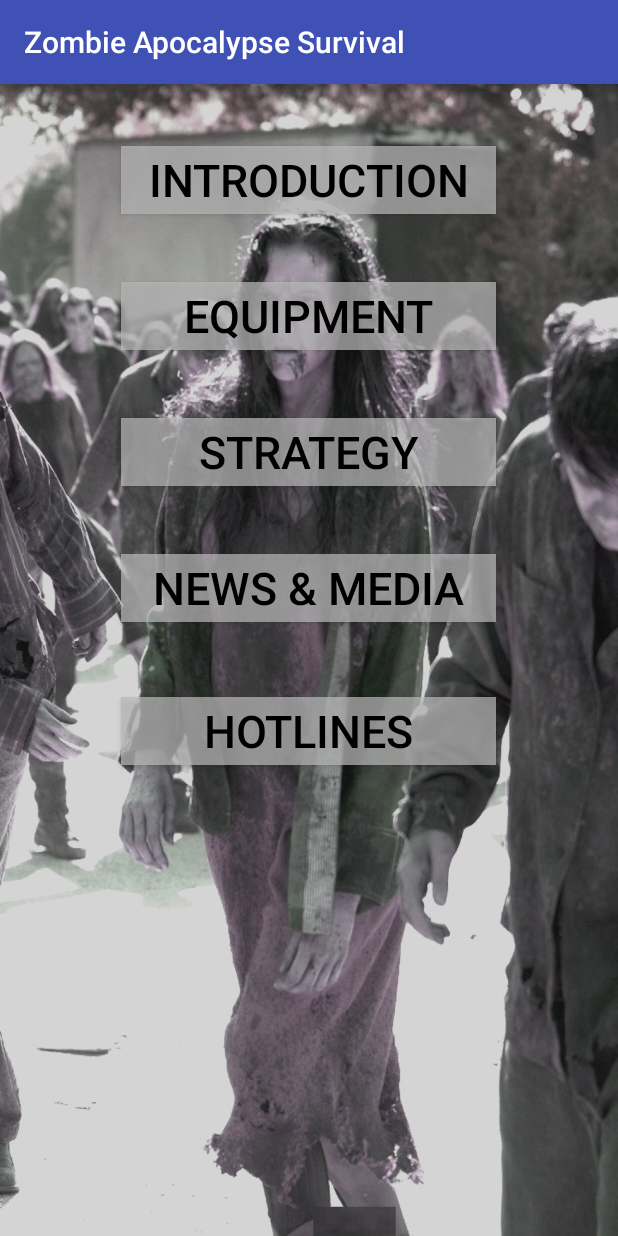
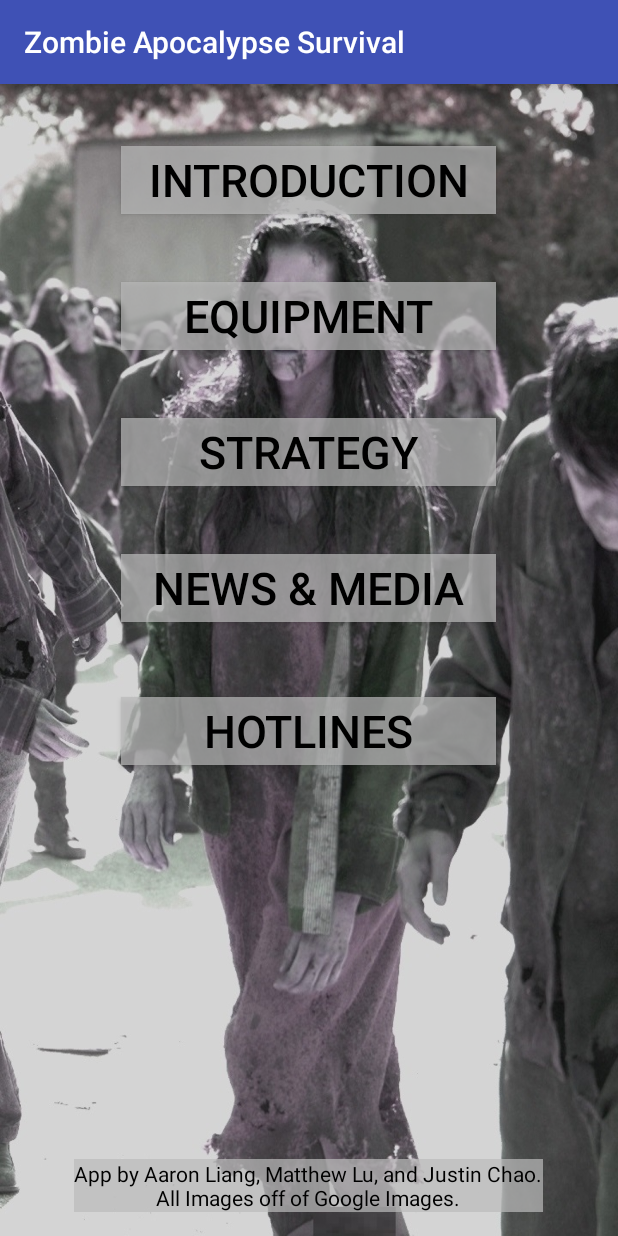
Before and after one commit to ChairmanMatt/Zombie_Survival, an Android app: the screen it shows after launch (MainMenuActivity), on a phone screen of 412 x 824 dp. Run offline under Robolectric (Android 15) with nearby library versions, the phone set to English and light mode, and no system bars.

Commit message:
text color redone, credits added to front page. Release v 1.0

```diff
--- a/app/src/main/AndroidManifest.xml
+++ b/app/src/main/AndroidManifest.xml
@@ -4,7 +4,7 @@
 
     <application
         android:allowBackup="true"
-        android:icon="@mipmap/ic_launcher"
+        android:icon="@drawable/construction_zombie"
         android:label="@string/app_name"
         android:supportsRtl="true"
         android:theme="@style/AppTheme">
@@ -19,7 +19,7 @@
         <activity android:name=".EquipActivity" />
         <activity android:name=".NewsMediaActivity" />
         <activity android:name=".HotlineActivity" />
-        <activity android:name=".StratActivity"></activity>
+        <activity android:name=".StratActivity" />
     </application>
 
 </manifest>
--- a/app/src/main/res/layout/activity_equip.xml
+++ b/app/src/main/res/layout/activity_equip.xml
@@ -38,7 +38,8 @@
             android:id="@+id/equipParagraph"
             android:layout_marginTop="20dp"
             android:background="#b4bbbbbb"
-            android:textSize="20sp" />
+            android:textSize="20sp"
+            android:textColor="#000000" />
 
     </ScrollView>
 
--- a/app/src/main/res/layout/activity_hotline.xml
+++ b/app/src/main/res/layout/activity_hotline.xml
@@ -8,7 +8,8 @@
     android:paddingRight="@dimen/activity_horizontal_margin"
     android:paddingTop="@dimen/activity_vertical_margin"
     tools:context="com.jollyrogerapps.zombieapocalypsesurvival.HotlineActivity"
-    android:background="@drawable/hotline_bg">
+    android:background="@drawable/hotline_bg"
+    android:clickable="false">
 
 
     <TextView
@@ -38,7 +39,8 @@
             android:id="@+id/hotlineParagraph"
             android:layout_marginTop="20dp"
             android:background="#b4bbbbbb"
-            android:textSize="20sp" />
+            android:textSize="20sp"
+            android:textColor="#000000" />
 
     </ScrollView>
 
--- a/app/src/main/res/layout/activity_intro.xml
+++ b/app/src/main/res/layout/activity_intro.xml
@@ -37,7 +37,8 @@
             android:id="@+id/introParagraph"
             android:layout_marginTop="20dp"
             android:background="#b4bbbbbb"
-            android:textSize="20sp" />
+            android:textSize="20sp"
+            android:textColor="#000000" />
 
     </ScrollView>
 
--- a/app/src/main/res/layout/activity_main_menu.xml
+++ b/app/src/main/res/layout/activity_main_menu.xml
@@ -85,5 +85,16 @@
         android:clickable="true"
         android:onClick="openHotline" />
 
+    <TextView
+        android:layout_width="wrap_content"
+        android:layout_height="wrap_content"
+        android:text="App by Aaron Liang, Matthew Lu, and Justin Chao.\nAll Images off of Google Images."
+        android:id="@+id/textView"
+        android:layout_alignParentBottom="true"
+        android:layout_centerHorizontal="true"
+        android:gravity="center"
+        android:background="#b4bbbbbb"
+        android:textColor="#000000" />
+
 
 </RelativeLayout>
--- a/app/src/main/res/layout/activity_news_media.xml
+++ b/app/src/main/res/layout/activity_news_media.xml
@@ -7,6 +7,7 @@
     android:paddingLeft="@dimen/activity_horizontal_margin"
     android:paddingRight="@dimen/activity_horizontal_margin"
     android:paddingTop="@dimen/activity_vertical_margin"
+    android:background="@drawable/newsmedia_bg"
     tools:context="com.jollyrogerapps.zombieapocalypsesurvival.NewsMediaActivity">
 
 </RelativeLayout>
--- a/app/src/main/res/layout/activity_strat.xml
+++ b/app/src/main/res/layout/activity_strat.xml
@@ -37,7 +37,8 @@
             android:id="@+id/introParagraph"
             android:layout_marginTop="20dp"
             android:background="#b4bbbbbb"
-            android:textSize="20sp" />
+            android:textSize="20sp"
+            android:textColor="#000000" />
 
     </ScrollView>
 
```
Also changed, not shown: app/src/main/res/drawable/construction_zombie.jpg, 1 other file.
